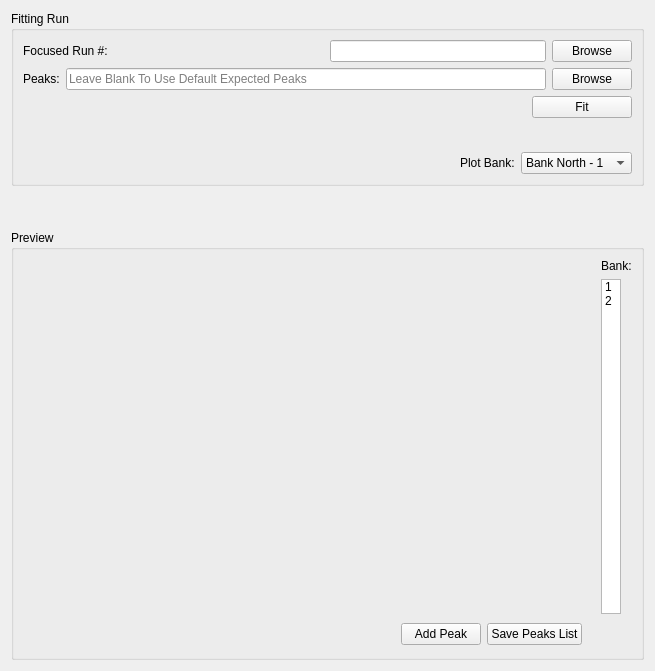
The window that MantidQt/CustomInterfaces/inc/MantidQtCustomInterfaces/EnggDiffraction/EnggDiffractionQtTabFitting.ui (mantidproject/mantid) describes before a commit, drawn with Qt 5.
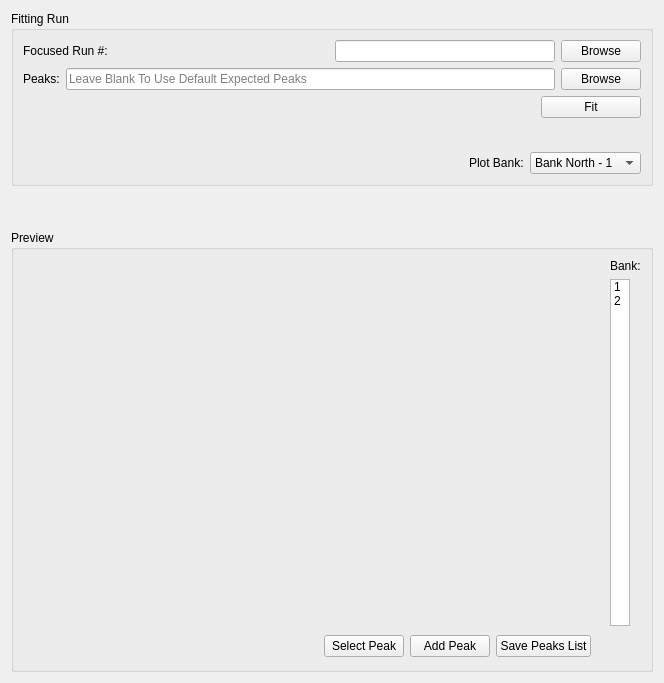
The same window after the commit. Custom widgets are drawn as their Qt base class.

Commit message:
approp button to select peaks
refs #15765

Diff of the .ui file:
```diff
--- a/MantidQt/CustomInterfaces/inc/MantidQtCustomInterfaces/EnggDiffraction/EnggDiffractionQtTabFitting.ui
+++ b/MantidQt/CustomInterfaces/inc/MantidQtCustomInterfaces/EnggDiffraction/EnggDiffractionQtTabFitting.ui
@@ -6,8 +6,8 @@
    <rect>
     <x>0</x>
     <y>0</y>
-    <width>655</width>
-    <height>671</height>
+    <width>664</width>
+    <height>683</height>
    </rect>
   </property>
   <property name="windowTitle">
@@ -361,6 +361,13 @@
           </property>
          </spacer>
         </item>
+        <item>
+         <widget class="QPushButton" name="pushButton_select_peak">
+          <property name="text">
+           <string>Select Peak</string>
+          </property>
+         </widget>
+        </item>
         <item>
          <widget class="QPushButton" name="pushButton_add_peak">
           <property name="text">
```
The commit also changes 2 other files.
